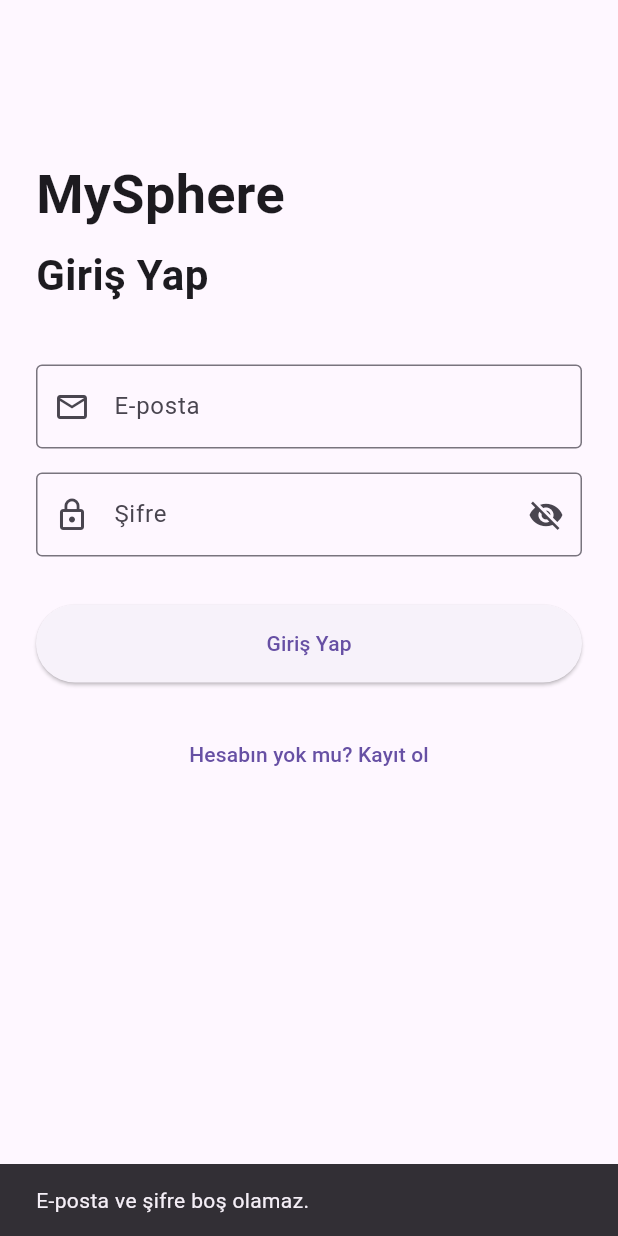
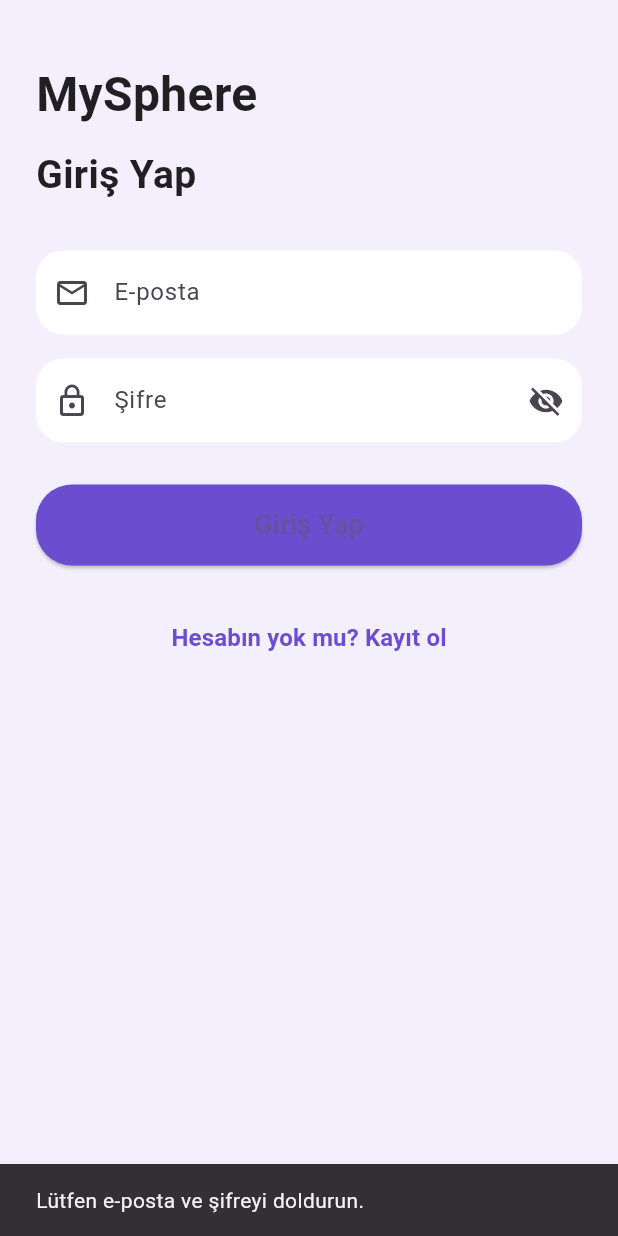
Before and after one commit to SharpShooter263/MySphereClean, a Flutter app: the screen it shows after launch, after a tap on "Giriş Yap", on a phone screen of 412 x 824 dp. Run offline on Flutter 3.47's test engine with Material 3 defaults, Android fonts, the phone set to English and light mode, and no system bars; our stand-ins replace cloud_firestore, firebase_auth, firebase_core; accounts and stored records are empty.

Commit message:
Update login_screen.dart

```diff
--- a/lib/screens/login_screen.dart
+++ b/lib/screens/login_screen.dart
@@ -1,5 +1,6 @@
 import 'package:flutter/material.dart';
 import 'package:firebase_auth/firebase_auth.dart';
+
 import 'home_screen.dart';
 import 'register_screen.dart';
 
@@ -11,16 +12,18 @@ class LoginScreen extends StatefulWidget {
 }
 
 class _LoginScreenState extends State<LoginScreen> {
-  final _emailController = TextEditingController();
-  final _passwordController = TextEditingController();
+  final TextEditingController _emailController = TextEditingController();
+  final TextEditingController _passwordController = TextEditingController();
+
+  bool _obscurePassword = true;
   bool _isLoading = false;
-  bool _obscurePassword = true;
 
-  @override
-  void dispose() {
-    _emailController.dispose();
-    _passwordController.dispose();
-    super.dispose();
+  final FirebaseAuth _auth = FirebaseAuth.instance;
+
+  void _showMessage(String msg) {
+    ScaffoldMessenger.of(context).showSnackBar(
+      SnackBar(content: Text(msg)),
+    );
   }
 
   Future<void> _login() async {
@@ -28,99 +31,115 @@ class _LoginScreenState extends State<LoginScreen> {
     final password = _passwordController.text.trim();
 
     if (email.isEmpty || password.isEmpty) {
-      _showMessage('E-posta ve şifre boş olamaz.');
+      _showMessage("Lütfen e-posta ve şifreyi doldurun.");
       return;
     }
 
     setState(() => _isLoading = true);
 
     try {
-      await FirebaseAuth.instance.signInWithEmailAndPassword(
+      await _auth.signInWithEmailAndPassword(
         email: email,
         password: password,
       );
 
-      if (mounted) {
-        Navigator.pushAndRemoveUntil(
+      if (!mounted) return;
+      Navigator.pushReplacement(
         context,
         MaterialPageRoute(builder: (_) => const HomeScreen()),
-          (route) => false,
       );
-      }
     } on FirebaseAuthException catch (e) {
-      String msg = 'Giriş başarısız.';
-      if (e.code == 'user-not-found') {
-        msg = 'Bu e-posta ile kayıtlı kullanıcı yok.';
-      } else if (e.code == 'wrong-password') {
-        msg = 'Şifre hatalı.';
-      } else if (e.code == 'invalid-email') {
-        msg = 'Geçersiz e-posta adresi.';
+      String msg = "Giriş yapılamadı.";
+      if (e.code == "user-not-found") {
+        msg = "Bu e-posta ile kayıtlı kullanıcı bulunamadı.";
+      } else if (e.code == "wrong-password") {
+        msg = "Şifre hatalı.";
+      } else if (e.code == "invalid-email") {
+        msg = "Geçersiz e-posta adresi.";
       }
       _showMessage(msg);
     } catch (_) {
-      _showMessage('Beklenmeyen bir hata oluştu.');
+      _showMessage("Bilinmeyen bir hata oluştu.");
     } finally {
       if (mounted) setState(() => _isLoading = false);
     }
   }
 
-  void _showMessage(String message) {
-    ScaffoldMessenger.of(context).showSnackBar(
-      SnackBar(content: Text(message)),
-    );
-  }
-
-  void _goToRegister() {
-    Navigator.push(
-      context,
-      MaterialPageRoute(builder: (_) => const RegisterScreen()),
-    );
-  }
-
   @override
   Widget build(BuildContext context) {
-    // Buradaki UI’yi senin mevcut tasarımına benzer bıraktım
-    return Scaffold(
+    return GestureDetector(
+      // Boş alana tıklayınca klavyeyi kapat
+      onTap: () => FocusScope.of(context).unfocus(),
+      child: Scaffold(
+        backgroundColor: const Color(0xFFF3EFFC),
+        // Klavye açıldığında body'nin yukarı kaymasına izin verelim
+        resizeToAvoidBottomInset: true,
         body: SafeArea(
-        child: Padding(
-          padding: const EdgeInsets.all(24),
+          child: LayoutBuilder(
+            builder: (context, constraints) {
+              return SingleChildScrollView(
+                // Klavye yüksekliği kadar extra padding
+                padding: EdgeInsets.only(
+                  left: 24,
+                  right: 24,
+                  top: 40,
+                  bottom: MediaQuery.of(context).viewInsets.bottom + 24,
+                ),
+                child: ConstrainedBox(
+                  constraints: BoxConstraints(
+                    minHeight: constraints.maxHeight - 64,
+                  ),
                   child: Column(
                     crossAxisAlignment: CrossAxisAlignment.start,
                     children: [
-              const SizedBox(height: 80),
+                      // Başlıklar
                       const Text(
-                'MySphere',
+                        "MySphere",
                         style: TextStyle(
-                  fontSize: 36,
+                          fontSize: 32,
                           fontWeight: FontWeight.bold,
+                          color: Colors.black87,
                         ),
                       ),
-              const SizedBox(height: 8),
+                      const SizedBox(height: 12),
                       const Text(
-                'Giriş Yap',
+                        "Giriş Yap",
                         style: TextStyle(
-                  fontSize: 28,
-                  fontWeight: FontWeight.w600,
+                          fontSize: 26,
+                          fontWeight: FontWeight.bold,
+                          color: Colors.black87,
                         ),
                       ),
-              const SizedBox(height: 40),
+                      const SizedBox(height: 32),
+
+                      // E-posta
                       TextField(
                         controller: _emailController,
                         keyboardType: TextInputType.emailAddress,
-                decoration: const InputDecoration(
-                  prefixIcon: Icon(Icons.email_outlined),
-                  labelText: 'E-posta',
-                  border: OutlineInputBorder(),
+                        textInputAction: TextInputAction.next,
+                        decoration: InputDecoration(
+                          labelText: "E-posta",
+                          filled: true,
+                          fillColor: Colors.white,
+                          prefixIcon: const Icon(Icons.email_outlined),
+                          border: OutlineInputBorder(
+                            borderRadius: BorderRadius.circular(18),
+                            borderSide: BorderSide.none,
+                          ),
                         ),
                       ),
                       const SizedBox(height: 16),
+
+                      // Şifre
                       TextField(
                         controller: _passwordController,
                         obscureText: _obscurePassword,
+                        textInputAction: TextInputAction.done,
                         decoration: InputDecoration(
+                          labelText: "Şifre",
+                          filled: true,
+                          fillColor: Colors.white,
                           prefixIcon: const Icon(Icons.lock_outline),
-                  labelText: 'Şifre',
-                  border: const OutlineInputBorder(),
                           suffixIcon: IconButton(
                             icon: Icon(
                               _obscurePassword
@@ -133,27 +152,72 @@ class _LoginScreenState extends State<LoginScreen> {
                               });
                             },
                           ),
+                          border: OutlineInputBorder(
+                            borderRadius: BorderRadius.circular(18),
+                            borderSide: BorderSide.none,
                           ),
                         ),
-              const SizedBox(height: 32),
+                        onSubmitted: (_) => _login(),
+                      ),
+                      const SizedBox(height: 28),
+
+                      // Giriş Yap butonu
                       SizedBox(
                         width: double.infinity,
-                height: 52,
+                        height: 54,
                         child: ElevatedButton(
                           onPressed: _isLoading ? null : _login,
-                  child: _isLoading
-                      ? const CircularProgressIndicator()
-                      : const Text('Giriş Yap'),
+                          style: ElevatedButton.styleFrom(
+                            backgroundColor: const Color(0xFF6A4ECF),
+                            shape: RoundedRectangleBorder(
+                              borderRadius: BorderRadius.circular(24),
                             ),
                           ),
+                          child: _isLoading
+                              ? const CircularProgressIndicator(
+                                  strokeWidth: 2,
+                                  valueColor: AlwaysStoppedAnimation<Color>(
+                                    Colors.white,
+                                  ),
+                                )
+                              : const Text(
+                                  "Giriş Yap",
+                                  style: TextStyle(
+                                    fontSize: 18,
+                                    fontWeight: FontWeight.bold,
+                                  ),
+                                ),
+                        ),
+                      ),
+
                       const SizedBox(height: 24),
+
+                      // Kayıt ol linki
                       Center(
                         child: TextButton(
-                  onPressed: _goToRegister,
-                  child: const Text('Hesabın yok mu? Kayıt ol'),
+                          onPressed: () {
+                            Navigator.push(
+                              context,
+                              MaterialPageRoute(
+                                builder: (_) => const RegisterScreen(),
+                              ),
+                            );
+                          },
+                          child: const Text(
+                            "Hesabın yok mu? Kayıt ol",
+                            style: TextStyle(
+                              fontSize: 16,
+                              color: Color(0xFF6A4ECF),
+                              fontWeight: FontWeight.w600,
+                            ),
+                          ),
                         ),
                       ),
                     ],
+                  ),
+                ),
+              );
+            },
           ),
         ),
       ),
```
Lines whose indentation alone changed are shown as unchanged.
